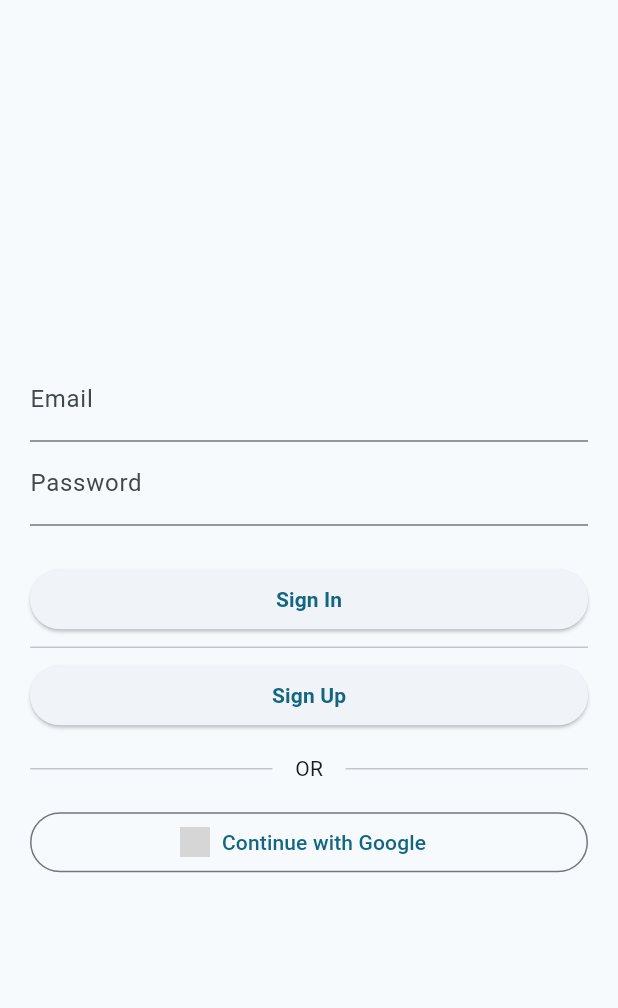
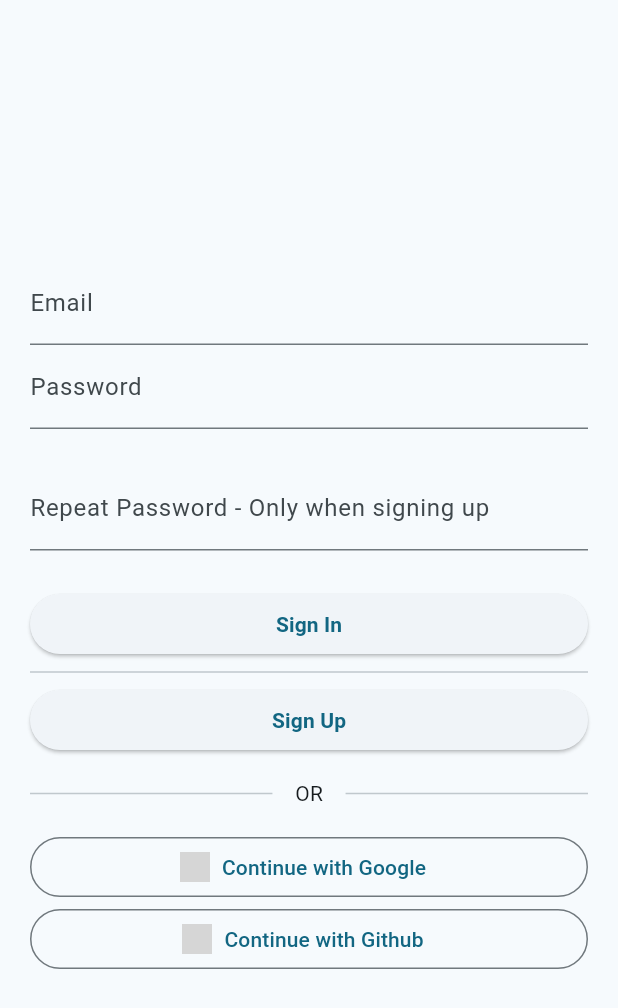
Before and after one commit to TheHuntingGame/the_hunting_game, a Flutter app: the LoginPage screen opened directly, on a phone screen of 412 x 824 dp. Shown: the top 1008 px of the screen. Run offline on Flutter 3.47's test engine with Material 3 defaults, Android fonts, the phone set to English and light mode, and no system bars; our stand-ins replace flutter_dotenv, flutter_map, geolocator, google_sign_in, latlong2, permission_handler and 3 more; missing offline and left inert: flutter_map_cancellable_tile_provider; accounts and stored records are empty; network calls fail; grey boxes are pictures that could not be loaded.

Commit message:
rm dark map, add passwordrepeat

```diff
--- a/lib/authentication/login_page.dart
+++ b/lib/authentication/login_page.dart
@@ -15,6 +15,7 @@ class _StartPageState extends State<LoginPage> {
   final SupabaseClient supabase = Supabase.instance.client;
   final _emailController = TextEditingController();
   final _passwordController = TextEditingController();
+  final _repeatpasswordController = TextEditingController();
   final _formKey = GlobalKey<FormState>();
   @override
   void dispose() {
@@ -64,6 +65,20 @@ class _StartPageState extends State<LoginPage> {
                     obscureText: true,
                   ),
                   const SizedBox(height: 25.0),
+                  //Repeat Password field
+                  TextFormField(
+                    validator: (value) {
+                      if (value == null || value.isEmpty) {
+                        return 'Field is required';
+                      }
+                      return null;
+                    },
+                    controller: _repeatpasswordController,
+                    decoration: const InputDecoration(
+                        label: Text("Repeat Password - Only when signing up")),
+                    obscureText: true,
+                  ),
+                  const SizedBox(height: 25.0),
                   //Sign In Button
                   ElevatedButton(
                     onPressed: () async {
@@ -91,6 +106,8 @@ class _StartPageState extends State<LoginPage> {
                   //SignUp Button
                   ElevatedButton(
                     onPressed: () async {
+                      if (_passwordController.text ==
+                          _passwordController.text) {
                         try {
                           final response = await supabase.auth.signUp(
                             email: _emailController.text.trim(),
@@ -109,7 +126,8 @@ class _StartPageState extends State<LoginPage> {
                               context,
                               MaterialPageRoute(
                                 builder: (context) => HomePage(
-                                  username: response.user!.email ?? 'Unknown'),
+                                    username:
+                                        response.user!.email ?? 'Unknown'),
                               ),
                             );
                           }
@@ -120,6 +138,14 @@ class _StartPageState extends State<LoginPage> {
                               backgroundColor: Color.fromARGB(255, 243, 49, 6),
                             ),
                           );
+                        }
+                      } else {
+                        ScaffoldMessenger.of(context)
+                            .showSnackBar(const SnackBar(
+                          content: Text(
+                              "Make sure the password and Repeatpassword are the same."),
+                          backgroundColor: Color.fromARGB(255, 243, 49, 6),
+                        ));
                       }
                     },
                     child: const Text(
@@ -187,6 +213,24 @@ class _StartPageState extends State<LoginPage> {
                     ),
                     label: const Text("Continue with Google"),
                   ),
+
+                  OutlinedButton.icon(
+                    onPressed: () async {
+                      await supabase.auth.signInWithOAuth(OAuthProvider.github);
+
+                      Navigator.pushReplacement(
+                        context,
+                        MaterialPageRoute(
+                          builder: (context) => HomePage(username: 'hi'),
+                        ),
+                      );
+                    },
+                    icon: Image.network(
+                      "https://cdn.freebiesupply.com/logos/large/2x/github-icon-logo-png-transparent.png",
+                      height: 20,
+                    ),
+                    label: const Text("Continue with Github"),
+                  ),
                 ],
               ),
             ),
--- a/lib/screens/in_game/map_page.dart
+++ b/lib/screens/in_game/map_page.dart
@@ -83,10 +83,8 @@ class _MapPageState extends State<MapPage> {
     );
   }
 
-  //get tile layer url based on brightness
-  String _getTileLayerUrl() => Theme.of(context).brightness == Brightness.dark
-      ? 'https://basemaps.cartocdn.com/dark_all/{z}/{x}/{y}@2x.png'
-      : 'https://tile.openstreetmap.org/{z}/{x}/{y}.png';
+  //get tile layer url
+  String _getTileLayerUrl() => 'https://tile.openstreetmap.org/{z}/{x}/{y}.png';
 
   //stop location updates
   @override
--- a/pubspec.yaml
+++ b/pubspec.yaml
@@ -42,6 +42,7 @@ dependencies:
   flutter_map_cancellable_tile_provider: ^3.0.0
   supabase_flutter: ^2.5.5
   google_sign_in: ^6.2.1
+  supabase_auth_ui: ^0.5.0
 
 dev_dependencies:
   flutter_test:
```
Also changed, not shown: pubspec.lock. Lines whose indentation alone changed are shown as unchanged.
